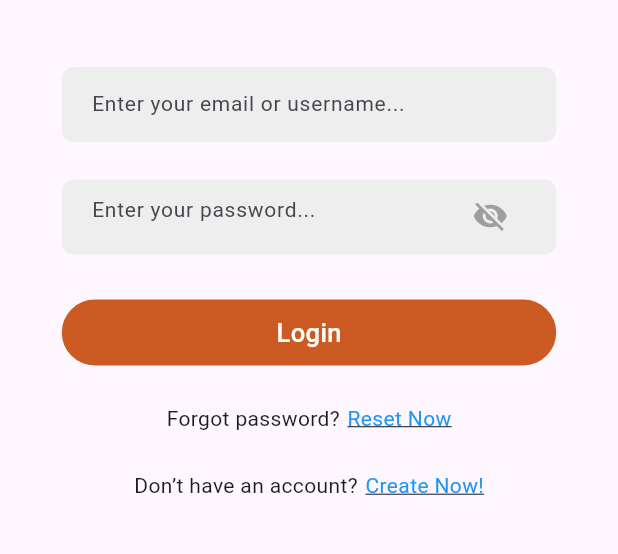
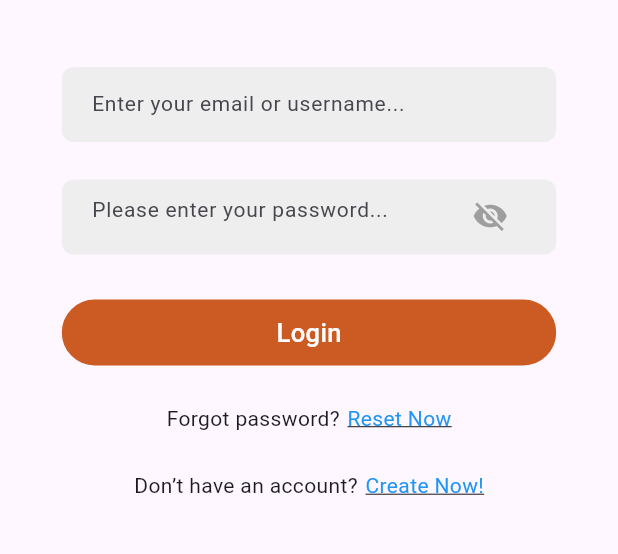
Before and after one commit to niddalalii-syed/pet-store-app, a Flutter app: the screen it shows after launch, after a tap on "Get Started", on a phone screen of 412 x 824 dp, the part 344-898 px from its top. Run offline on Flutter 3.47's test engine with Material 3 defaults, Android fonts, the phone set to English and light mode, and no system bars; our stand-ins replace pinput.

Commit message:
Update login_screen.dart

```diff
--- a/lib/screens/login/signup/login_screen.dart
+++ b/lib/screens/login/signup/login_screen.dart
@@ -58,7 +58,7 @@ class _LoginScreenState extends State<LoginScreen> {
                 obscureText: _isObscured,
                 width: ScreenSizeUtil.getWidth(context) * 0.8,
                 controller: _passwordController,
-                hintText: 'Enter your password...',
+                hintText: 'Please enter your password...',
               ),
               SizedBox(
                 height: 30,
```
